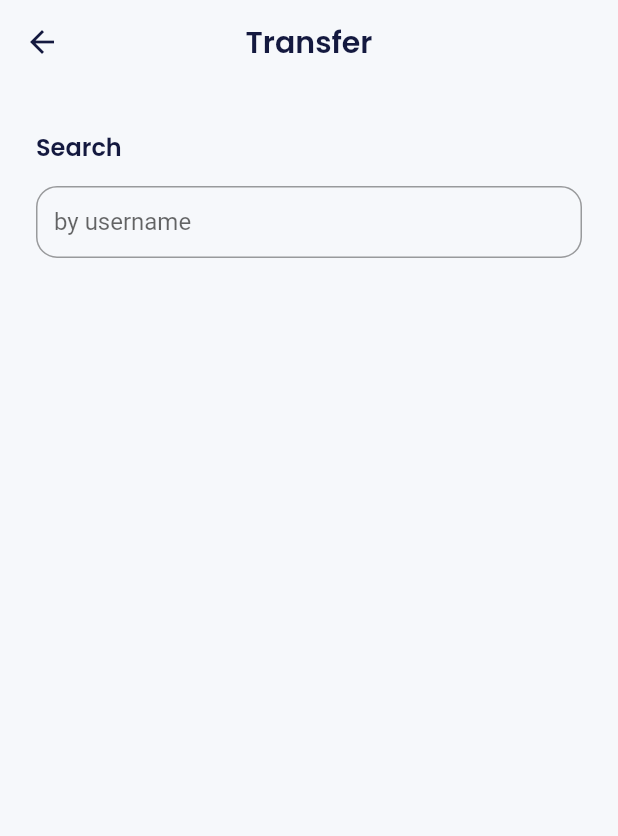
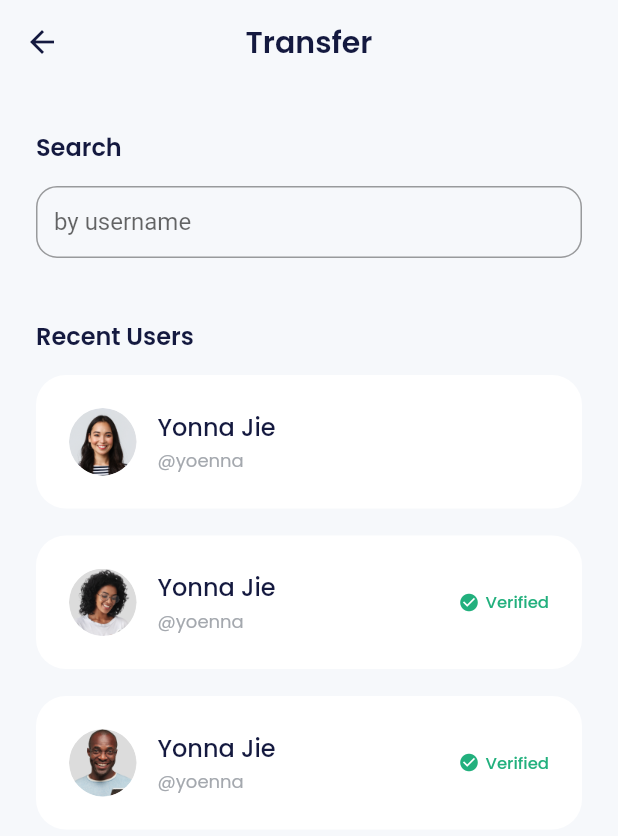
Before and after one commit to gwijaya94/bank_sha, a Flutter app: the TransferPage screen opened by its route, on a phone screen of 412 x 824 dp. Shown: the top 836 px of the screen. Run offline on Flutter 3.47's test engine with Material 2 defaults, Android fonts, the phone set to English and light mode, and no system bars; our stand-ins replace carousel_slider, google_fonts.

Commit message:
- UI TransferPage - create component TransferRecentUserItem - add TransferRecentUserItem to TransferPage

```diff
--- a/lib/ui/pages/transfer_page.dart
+++ b/lib/ui/pages/transfer_page.dart
@@ -29,9 +29,51 @@ class TransferPage extends StatelessWidget {
           ),
           const InputForm(
             hints: "by username",
-          )
+          ),
+          buildRecentUsers(),
         ],
       ),
     );
   }
 }
+
+Widget buildRecentUsers() {
+  return Container(
+    margin: const EdgeInsets.only(
+      top: 40,
+    ),
+    child: Column(
+      crossAxisAlignment: CrossAxisAlignment.start,
+      children: [
+        Text(
+          "Recent Users",
+          style: blackTextStyle.copyWith(
+            fontSize: 16,
+            fontWeight: semiBold,
+          ),
+        ),
+        const SizedBox(
+          height: 14,
+        ),
+        const TransferRecentUserItem(
+          imageUrl: "assets/img_friend1.png",
+          name: "Yonna Jie",
+          username: "yoenna",
+          isVerified: false,
+        ),
+        const TransferRecentUserItem(
+          imageUrl: "assets/img_friend2.png",
+          name: "Yonna Jie",
+          username: "yoenna",
+          isVerified: true,
+        ),
+        const TransferRecentUserItem(
+          imageUrl: "assets/img_friend3.png",
+          name: "Yonna Jie",
+          username: "yoenna",
+          isVerified: true,
+        ),
+      ],
+    ),
+  );
+}
--- a/lib/ui/widgets/index.dart
+++ b/lib/ui/widgets/index.dart
@@ -9,3 +9,4 @@ export "screen.dart";
 export "app_bar_header.dart";
 export "profile_menu_item.dart";
 export "bank_item.dart";
+export "transfer_recent_user_item.dart";
--- /dev/null
+++ b/lib/ui/widgets/transfer_recent_user_item.dart
@@ -0,0 +1,90 @@
+import 'package:bank_sha/shared/theme.dart';
+import 'package:flutter/material.dart';
+
+class TransferRecentUserItem extends StatelessWidget {
+  final String imageUrl, name, username;
+  final bool isVerified;
+
+  const TransferRecentUserItem({
+    Key? key,
+    required this.imageUrl,
+    required this.name,
+    required this.username,
+    this.isVerified = false,
+  }) : super(key: key);
+
+  @override
+  Widget build(BuildContext context) {
+    return Container(
+      padding: const EdgeInsets.all(22),
+      margin: const EdgeInsets.only(
+        bottom: 18,
+      ),
+      decoration: BoxDecoration(
+        borderRadius: BorderRadius.circular(20),
+        color: whiteColor,
+      ),
+      child: Row(
+        children: [
+          Container(
+            width: 45,
+            height: 45,
+            margin: const EdgeInsets.only(
+              right: 14,
+            ),
+            decoration: BoxDecoration(
+              shape: BoxShape.circle,
+              image: DecorationImage(
+                image: AssetImage(
+                  imageUrl,
+                ),
+              ),
+            ),
+          ),
+          Column(
+            crossAxisAlignment: CrossAxisAlignment.start,
+            children: [
+              Text(
+                name,
+                style: blackTextStyle.copyWith(
+                  fontSize: 16,
+                  fontWeight: medium,
+                ),
+              ),
+              const SizedBox(
+                height: 2,
+              ),
+              Text(
+                "@$username",
+                style: greyTextStyle.copyWith(
+                  fontSize: 12,
+                ),
+              ),
+            ],
+          ),
+          const Spacer(),
+          if (isVerified)
+            Row(
+              children: [
+                Icon(
+                  Icons.check_circle,
+                  color: greenColor,
+                  size: 14,
+                ),
+                const SizedBox(
+                  width: 4,
+                ),
+                Text(
+                  "Verified",
+                  style: greenTextStyle.copyWith(
+                    fontSize: 11,
+                    fontWeight: medium,
+                  ),
+                ),
+              ],
+            ),
+        ],
+      ),
+    );
+  }
+}
```
